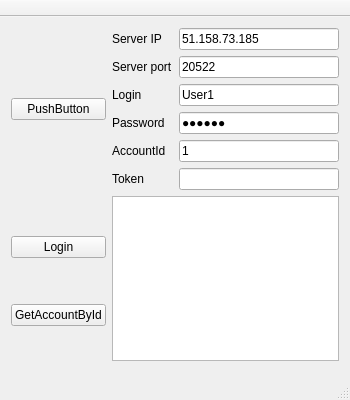
Above: MyMessengerQtClientGui/mainwindow.ui from prekel/MyMessengerQtClient before the change. Below: the same form after it.
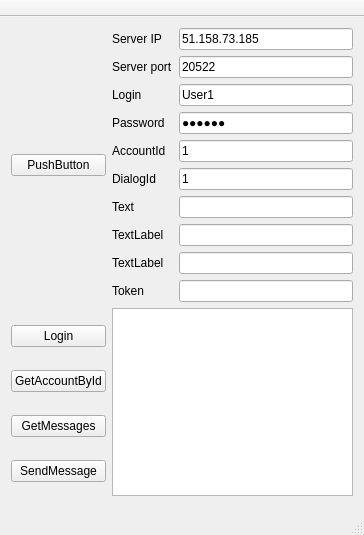
That is the form after the change.

```diff
--- a/MyMessengerQtClientGui/mainwindow.ui
+++ b/MyMessengerQtClientGui/mainwindow.ui
@@ -6,8 +6,8 @@
    <rect>
     <x>0</x>
     <y>0</y>
-    <width>350</width>
-    <height>400</height>
+    <width>364</width>
+    <height>535</height>
    </rect>
   </property>
   <property name="windowTitle">
@@ -15,6 +15,48 @@
   </property>
   <widget class="QWidget" name="centralWidget">
    <layout class="QGridLayout" name="gridLayout">
+    <item row="2" column="1">
+     <widget class="QTreeView" name="treeView"/>
+    </item>
+    <item row="2" column="0" rowspan="2">
+     <layout class="QGridLayout" name="gridLayout_2">
+      <item row="1" column="0">
+       <widget class="QPushButton" name="pushButton_gabid">
+        <property name="text">
+         <string>GetAccountById</string>
+        </property>
+       </widget>
+      </item>
+      <item row="3" column="0">
+       <widget class="QPushButton" name="pushButton_sendmessage">
+        <property name="text">
+         <string>SendMessage</string>
+        </property>
+       </widget>
+      </item>
+      <item row="2" column="0">
+       <widget class="QPushButton" name="pushButton_getmessages">
+        <property name="text">
+         <string>GetMessages</string>
+        </property>
+       </widget>
+      </item>
+      <item row="0" column="0">
+       <widget class="QPushButton" name="pushButton_login">
+        <property name="text">
+         <string>Login</string>
+        </property>
+       </widget>
+      </item>
+     </layout>
+    </item>
+    <item row="1" column="0">
+     <widget class="QPushButton" name="pushButton">
+      <property name="text">
+       <string>PushButton</string>
+      </property>
+     </widget>
+    </item>
     <item row="1" column="1">
      <layout class="QFormLayout" name="formLayout">
       <item row="0" column="1">
@@ -59,13 +101,6 @@
         </property>
        </widget>
       </item>
-      <item row="5" column="0">
-       <widget class="QLabel" name="label_6">
-        <property name="text">
-         <string>Token</string>
-        </property>
-       </widget>
-      </item>
       <item row="1" column="1">
        <widget class="QLineEdit" name="lineEdit_serverport">
         <property name="text">
@@ -98,38 +133,61 @@
        </widget>
       </item>
       <item row="5" column="1">
+       <widget class="QLineEdit" name="lineEdit_dialogid">
+        <property name="text">
+         <string>1</string>
+        </property>
+       </widget>
+      </item>
+      <item row="6" column="1">
+       <widget class="QLineEdit" name="lineEdit_text"/>
+      </item>
+      <item row="7" column="1">
+       <widget class="QLineEdit" name="lineEdit_3"/>
+      </item>
+      <item row="8" column="1">
+       <widget class="QLineEdit" name="lineEdit_4"/>
+      </item>
+      <item row="9" column="1">
        <widget class="QLineEdit" name="lineEdit_token"/>
       </item>
-     </layout>
-    </item>
-    <item row="2" column="0" rowspan="2">
-     <layout class="QGridLayout" name="gridLayout_2">
-      <item row="1" column="0">
-       <widget class="QPushButton" name="pushButton_gabid">
+      <item row="5" column="0">
+       <widget class="QLabel" name="label_7">
         <property name="text">
-         <string>GetAccountById</string>
+         <string>DialogId</string>
         </property>
        </widget>
       </item>
-      <item row="0" column="0">
-       <widget class="QPushButton" name="pushButton_login">
+      <item row="6" column="0">
+       <widget class="QLabel" name="label_8">
         <property name="text">
-         <string>Login</string>
+         <string>Text</string>
         </property>
        </widget>
       </item>
+      <item row="7" column="0">
+       <widget class="QLabel" name="label_9">
+        <property name="text">
+         <string>TextLabel</string>
+        </property>
+       </widget>
+      </item>
+      <item row="8" column="0">
+       <widget class="QLabel" name="label_10">
+        <property name="text">
+         <string>TextLabel</string>
+        </property>
+       </widget>
+      </item>
+      <item row="9" column="0">
+       <widget class="QLabel" name="label_6">
+        <property name="text">
+         <string>Token</string>
+        </property>
+       </widget>
+      </item>
      </layout>
     </item>
-    <item row="2" column="1">
-     <widget class="QTreeView" name="treeView"/>
-    </item>
-    <item row="1" column="0">
-     <widget class="QPushButton" name="pushButton">
-      <property name="text">
-       <string>PushButton</string>
-      </property>
-     </widget>
-    </item>
    </layout>
   </widget>
   <widget class="QMenuBar" name="menuBar">
@@ -137,7 +195,7 @@
     <rect>
      <x>0</x>
      <y>0</y>
-     <width>350</width>
+     <width>364</width>
      <height>21</height>
     </rect>
    </property>
```
